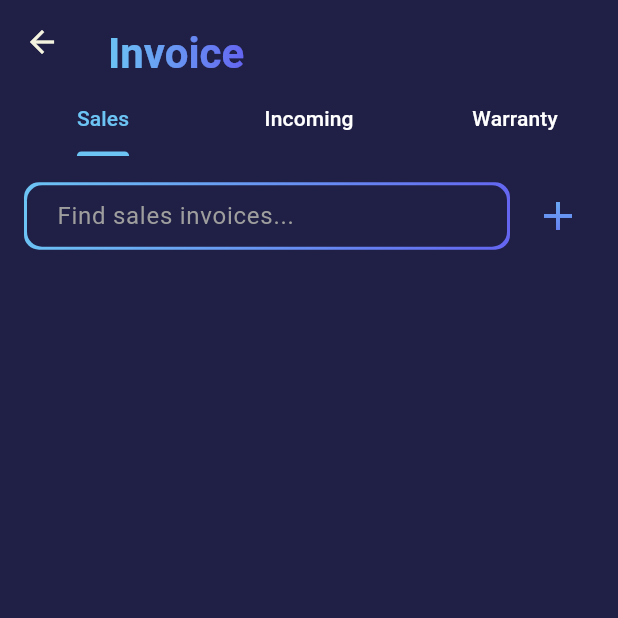
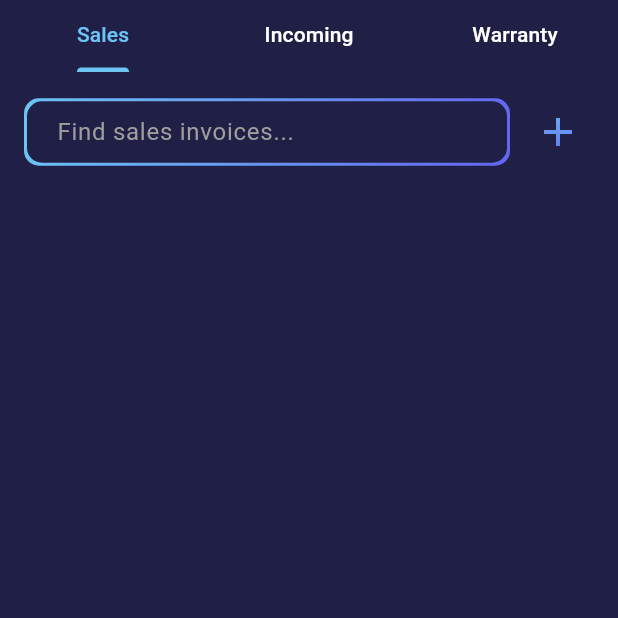
Before and after one commit to FiveM-UIT/OOD-SE100.P13-GoodGadget, a Flutter app: the InvoiceScreen screen opened directly, on a phone screen of 412 x 824 dp, the top half of it. Run offline on Flutter 3.47's test engine with Material 3 defaults, Android fonts, the phone set to English and light mode, and no system bars; our stand-ins replace bloc, cloud_firestore, equatable, firebase_auth, firebase_core, flutter_bloc and 2 more; accounts and stored records are empty; Roboto replaces fonts that are missing (Montserrat).

Commit message:
Update invoice_screen_view.dart

```diff
--- a/lib/screens/invoice/invoice_screen_view.dart
+++ b/lib/screens/invoice/invoice_screen_view.dart
@@ -32,12 +32,9 @@ class _InvoiceScreenState extends State<InvoiceScreen> {
             },
             child: Scaffold(
               appBar: AppBar(
+                toolbarHeight: 0,
                 backgroundColor: Colors.transparent,
                 elevation: 0,
-                title: const Padding(
-                  padding: EdgeInsets.only(top: 16.0),
-                  child: GradientText(text: 'Invoice'),
-                ),
                 bottom: TabBar(
                   onTap: (index) {
                     context.read<InvoiceScreenCubit>().changeTab(index);
```
